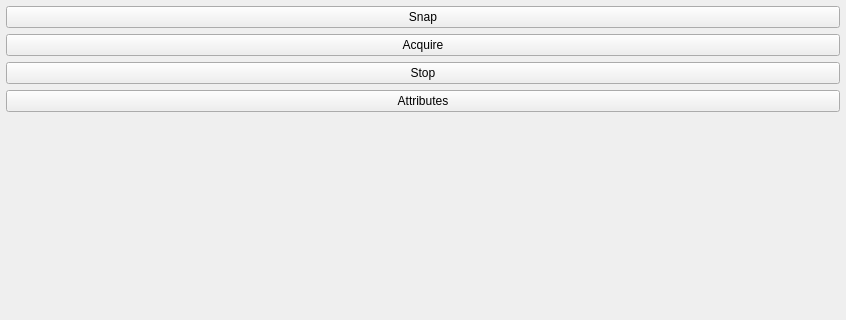
Old version of the form IMAQdxCamera/blacs_tab.ui in the repository labscript-suite/labscript-devices; both pictures show x 0 to 846 and y 0 to 320 of the 846 by 659 pixel window.
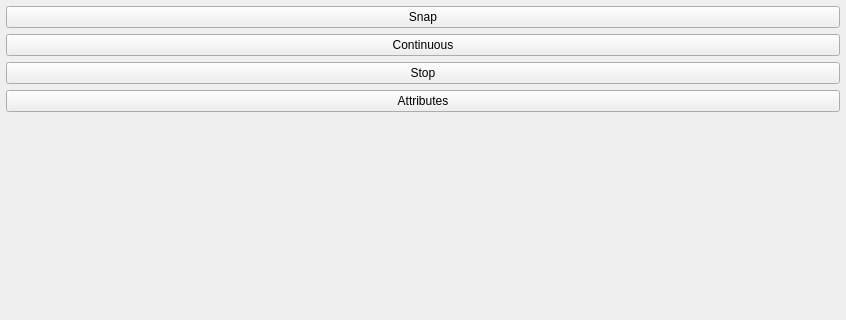
New version of the form. Icons and pictures are not drawn.

Commit message: IMAQdxCamera: Attributes dialog has more options. Some functionality copied from imaqdx camera server into worker class, not yet tested on hardware.

```diff
--- a/IMAQdxCamera/blacs_tab.ui
+++ b/IMAQdxCamera/blacs_tab.ui
@@ -50,7 +50,7 @@
           <string>Acquire images continuously</string>
          </property>
          <property name="text">
-          <string>Acquire</string>
+          <string>Continuous</string>
          </property>
          <property name="icon">
           <iconset resource="../../../clones/qtutils/qtutils/icons/icons.qrc">
```
Left out of the diff: 2 changed lines with no effect on the pictures. The commit also changes 3 other files.
